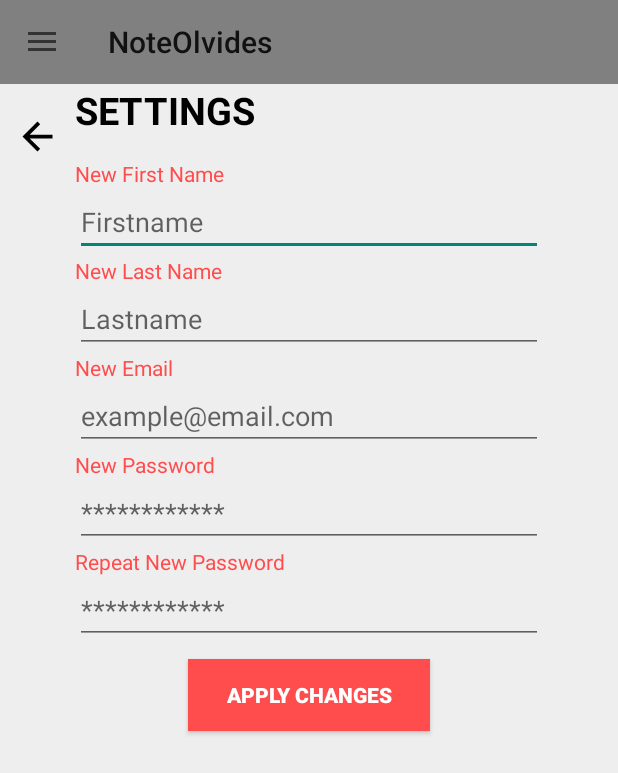
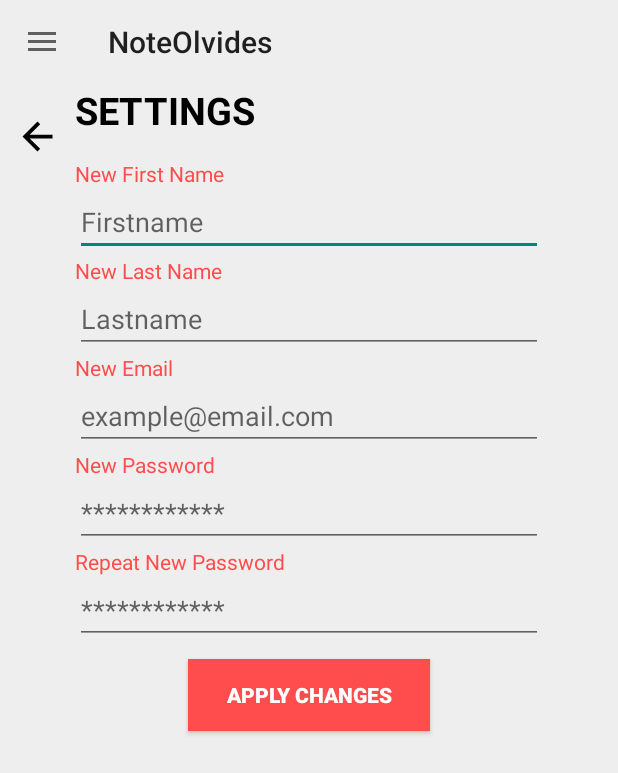
Before and after one commit to Likeamarc/PracticaPiS, an Android app: the activity_settings screen opened directly, with no data from a screen before it, on a phone screen of 412 x 824 dp. Shown: the top 773 px of the screen. Run offline under Robolectric (Android 15) with nearby library versions, the phone set to English and light mode, and no system bars; our stand-ins replace sdp/ssp sizes.

Commit message:
Cambiado el fondo del drawer para que concuerde con el fondo de la activity.

```diff
--- a/app/src/main/res/layout/activity_settings.xml
+++ b/app/src/main/res/layout/activity_settings.xml
@@ -20,7 +20,9 @@
             android:id="@+id/toolbar"
             android:layout_height="?attr/actionBarSize"
             android:layout_width="match_parent"
-            android:background="@color/gray"/>
+            android:background="#EEEEEE">
+
+        </com.google.android.material.appbar.MaterialToolbar>
 
         <ImageView
             android:id="@+id/registerBackButton"
@@ -29,7 +31,6 @@
             android:layout_marginLeft="10dp"
             android:layout_marginTop="20dp"
             android:layout_marginRight="10dp"
-            android:contentDescription="@string/app_name"
             android:src="@drawable/ic_back"
             app:layout_constraintStart_toStartOf="parent"
             app:layout_constraintTop_toTopOf="parent"
```
